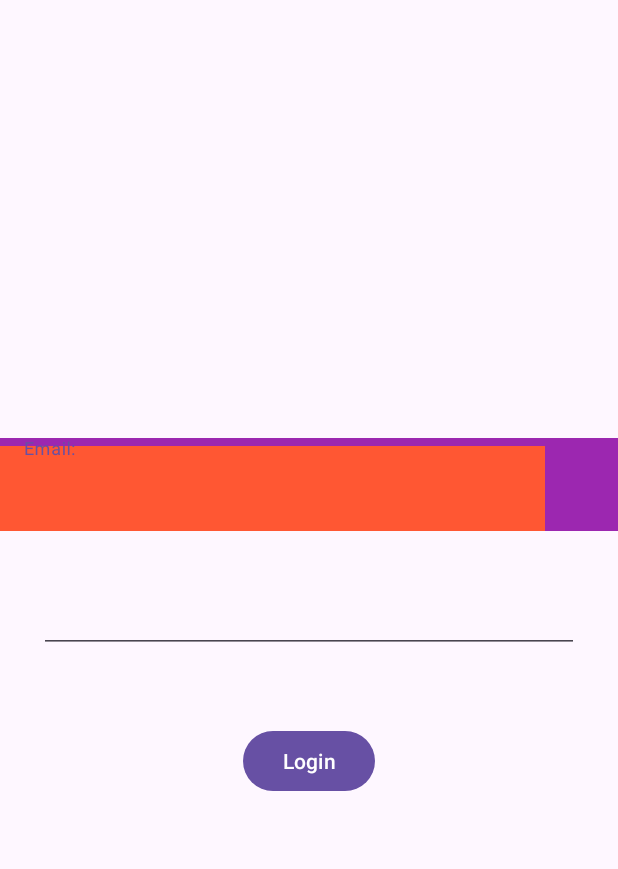
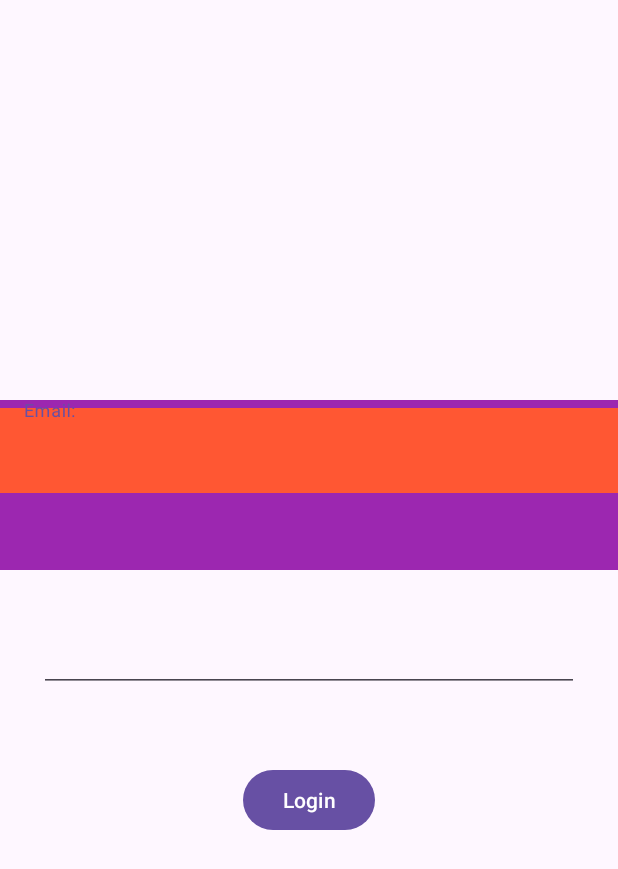
Before and after one commit to ElianaFlorencia/login_test, an Android app: the screen it shows after launch (LoginActivity), on a phone screen of 412 x 824 dp. Shown: the top 869 px of the screen. Run offline under Robolectric (Android 15) with nearby library versions, the phone set to English and light mode, and no system bars; our stand-ins replace Firebase (no records; nobody signed in at launch, a user with empty details on screens opened directly).

Commit message:
feat: add text input

```diff
--- a/app/src/main/res/layout/activity_login.xml
+++ b/app/src/main/res/layout/activity_login.xml
@@ -9,23 +9,22 @@
     tools:context=".LoginActivity">
 
 
-
     <com.google.android.material.textfield.TextInputLayout
         android:layout_width="match_parent"
-        android:layout_height="wrap_content"
-        android:background="#9C27B0">
+        android:layout_height="113dp"
+        android:background="#9C27B0"
+        app:layout_constraintEnd_toEndOf="parent"
+        app:layout_constraintStart_toStartOf="parent">
 
         <EditText
             android:id="@+id/emailBox"
-            android:layout_width="363dp"
+            android:layout_width="match_parent"
             android:layout_height="wrap_content"
             android:layout_marginTop="273dp"
+            android:background="#FF5733"
             android:ems="10"
+            android:hint="Email:"
             android:inputType="textEmailAddress"
-            android:hint="Email:"
-            android:background="#FF5733"
-            app:layout_constraintEnd_toEndOf="parent"
-            app:layout_constraintStart_toStartOf="parent"
             app:layout_constraintTop_toTopOf="parent" />
 
     </com.google.android.material.textfield.TextInputLayout>
```
